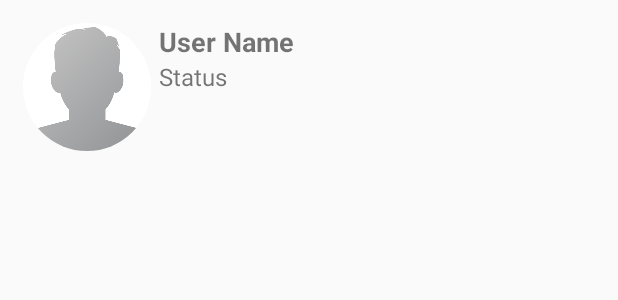
After one commit to Rohitn697/ChatApp, an Android app: the layout users_display_layout.xml on its own in the app's theme, with its tools: preview values and no code run, on a phone screen of 412 x 824 dp. The commit adds this screen. Shown: the top 300 px of the screen. Run offline under Robolectric (Android 15) with nearby library versions, the phone set to English and light mode, and no system bars.

Commit message:
users can now find friends from top right section

```diff
--- a/app/build.gradle
+++ b/app/build.gradle
@@ -39,7 +39,7 @@ dependencies {
     implementation 'de.hdodenhof:circleimageview:3.1.0'
     implementation 'com.theartofdev.edmodo:android-image-cropper:2.8.+'
     implementation 'com.squareup.picasso:picasso:2.71828'
-
+    implementation 'com.firebaseui:firebase-ui-database:6.3.0'
 
 
 
--- a/app/src/main/java/com/example/chatapp/SettingsActivity.java
+++ b/app/src/main/java/com/example/chatapp/SettingsActivity.java
@@ -95,7 +95,6 @@ public class SettingsActivity extends AppCompatActivity {
                 }
                 else {
                     //update userdata
-                    Toast.makeText(SettingsActivity.this, "Invalid Input", Toast.LENGTH_SHORT).show();
                 }
             }
 
--- /dev/null
+++ b/app/src/main/res/layout/users_display_layout.xml
@@ -0,0 +1,54 @@
+<?xml version="1.0" encoding="utf-8"?>
+<RelativeLayout
+    xmlns:android="http://schemas.android.com/apk/res/android" android:layout_width="match_parent"
+    android:layout_height="wrap_content">
+    <LinearLayout
+        android:layout_width="match_parent"
+        android:layout_height="wrap_content"
+        android:layout_margin="15dp"
+        android:orientation="horizontal">
+        <de.hdodenhof.circleimageview.CircleImageView
+            android:id="@+id/users_profile_pic"
+            android:layout_width="85dp"
+            android:layout_height="85dp"
+            android:src="@drawable/profile_image">
+        </de.hdodenhof.circleimageview.CircleImageView>
+        <LinearLayout
+            android:layout_width="match_parent"
+            android:layout_height="wrap_content"
+            android:orientation="vertical"
+            android:layout_marginLeft="5dp">
+            <LinearLayout
+                android:layout_width="match_parent"
+                android:layout_height="wrap_content"
+                android:orientation="horizontal"
+                >
+                <TextView
+                    android:id="@+id/user_profileName"
+                    android:layout_width="250dp"
+                    android:layout_height="wrap_content"
+                    android:text="User Name"
+                    android:textAlignment="textStart"
+                    android:textSize="18sp"
+                    android:textStyle="bold"/>
+                <ImageView
+                    android:id="@+id/online_status"
+                    android:layout_width="18dp"
+                    android:layout_height="18dp"
+                    android:src="@drawable/online"
+                    android:layout_marginTop="3dp"
+                    android:visibility="invisible"/>
+            </LinearLayout>
+            <TextView
+                android:id="@+id/user_currentStatus"
+                android:layout_width="match_parent"
+                android:layout_height="wrap_content"
+                android:text="Status"
+                android:textAlignment="textStart"
+                android:textSize="16sp"
+                />
+        </LinearLayout>
+    </LinearLayout>
+
+
+</RelativeLayout>
```
Also changed, not shown: app/src/main/java/com/example/chatapp/FindFriendsActivity.java (+51 -0 lines), app/src/main/java/com/example/chatapp/contacts.java (added, +39 -0 lines).
